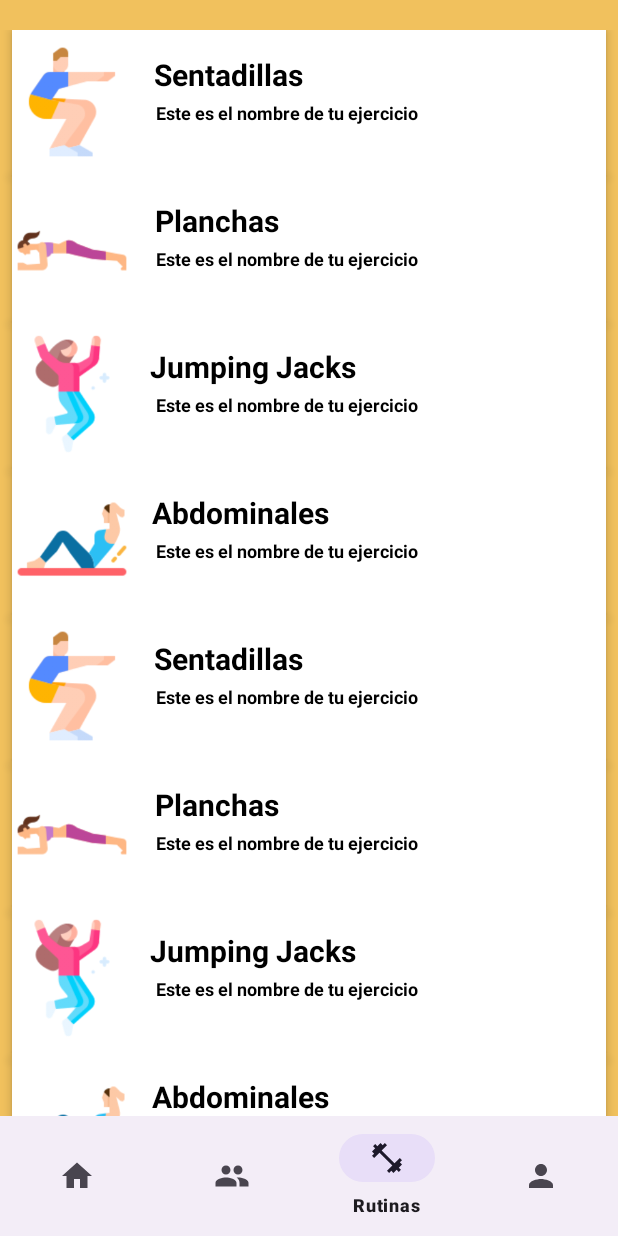
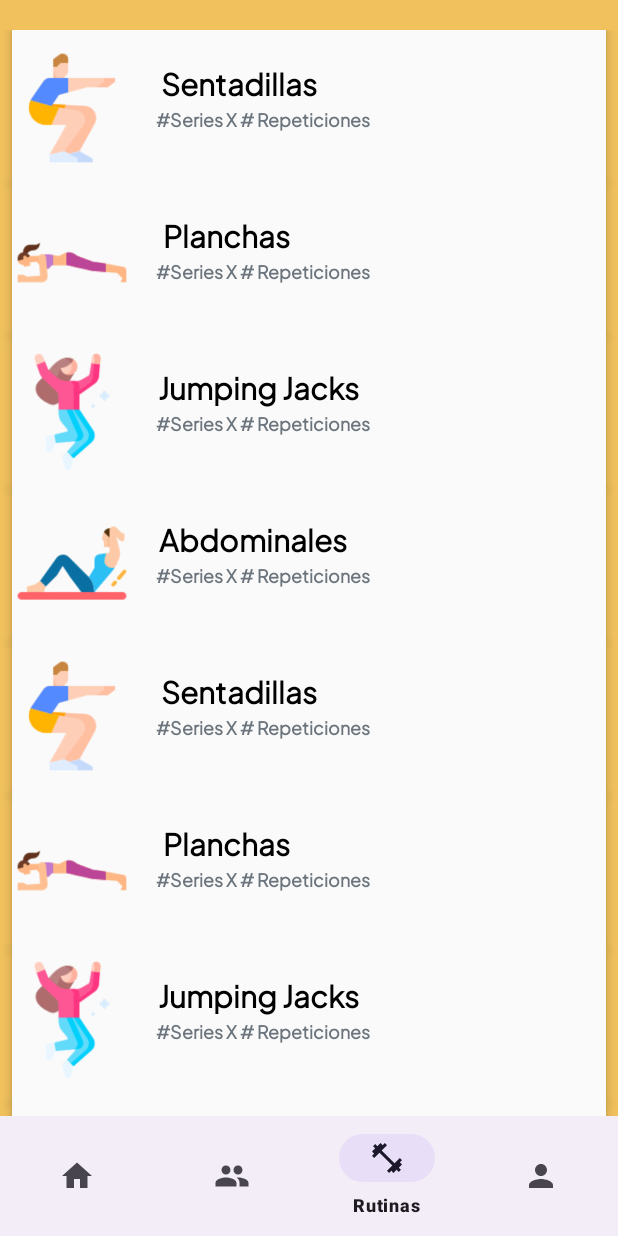
Before and after one commit to marioquintalcob/Proyecto01Equipo16, an Android app: the Home screen opened directly, with no data from a screen before it, item 3 of the bottom bar chosen, on a phone screen of 412 x 824 dp. Run offline under Robolectric (Android 15) with nearby library versions, the phone set to English and light mode, and no system bars.

Commit message:
Trabajando un poco más en el diseño, cambio de fuente, colores orgánicos y coherentes en todas las pantallas, iconos, etc.

```diff
--- a/app/src/main/java/org/bedu/proyecto01equipo16/LoginActivity.kt
+++ b/app/src/main/java/org/bedu/proyecto01equipo16/LoginActivity.kt
@@ -41,7 +41,7 @@ class LoginActivity : AppCompatActivity() {
                 Pair("n-diegotorres@hotmail.com", "1234"),
                 Pair("yaelramirezmendez@gmail.com", "1234"),
                 Pair("eguzmanh04@gmail.com", "1234"),
-                Pair("", "")
+                Pair("1", "1")
             )
 
             val emailIngresado = email.text.toString()
--- a/app/src/main/res/drawable/pink_circle_drawable.xml
+++ b/app/src/main/res/drawable/pink_circle_drawable.xml
@@ -1,6 +1,6 @@
 <?xml version="1.0" encoding="utf-8"?>
 <shape xmlns:android="http://schemas.android.com/apk/res/android"
     android:shape="oval">
-    <solid android:color="#EB5CFF" />
+    <solid android:color="#FDA55E" />
     <stroke android:color="#FFF" android:width="2dp" />
 </shape>
--- a/app/src/main/res/drawable/settings_48.xml
+++ b/app/src/main/res/drawable/settings_48.xml
@@ -1,5 +1,5 @@
-<vector android:height="48dp" android:tint="@color/orange"
+<vector android:height="32dp" android:tint="@color/orange"
     android:viewportHeight="24" android:viewportWidth="24"
-    android:width="48dp" xmlns:android="http://schemas.android.com/apk/res/android">
+    android:width="32dp" xmlns:android="http://schemas.android.com/apk/res/android">
     <path android:fillColor="@android:color/white" android:pathData="M19.14,12.94c0.04,-0.3 0.06,-0.61 0.06,-0.94c0,-0.32 -0.02,-0.64 -0.07,-0.94l2.03,-1.58c0.18,-0.14 0.23,-0.41 0.12,-0.61l-1.92,-3.32c-0.12,-0.22 -0.37,-0.29 -0.59,-0.22l-2.39,0.96c-0.5,-0.38 -1.03,-0.7 -1.62,-0.94L14.4,2.81c-0.04,-0.24 -0.24,-0.41 -0.48,-0.41h-3.84c-0.24,0 -0.43,0.17 -0.47,0.41L9.25,5.35C8.66,5.59 8.12,5.92 7.63,6.29L5.24,5.33c-0.22,-0.08 -0.47,0 -0.59,0.22L2.74,8.87C2.62,9.08 2.66,9.34 2.86,9.48l2.03,1.58C4.84,11.36 4.8,11.69 4.8,12s0.02,0.64 0.07,0.94l-2.03,1.58c-0.18,0.14 -0.23,0.41 -0.12,0.61l1.92,3.32c0.12,0.22 0.37,0.29 0.59,0.22l2.39,-0.96c0.5,0.38 1.03,0.7 1.62,0.94l0.36,2.54c0.05,0.24 0.24,0.41 0.48,0.41h3.84c0.24,0 0.44,-0.17 0.47,-0.41l0.36,-2.54c0.59,-0.24 1.13,-0.56 1.62,-0.94l2.39,0.96c0.22,0.08 0.47,0 0.59,-0.22l1.92,-3.32c0.12,-0.22 0.07,-0.47 -0.12,-0.61L19.14,12.94zM12,15.6c-1.98,0 -3.6,-1.62 -3.6,-3.6s1.62,-3.6 3.6,-3.6s3.6,1.62 3.6,3.6S13.98,15.6 12,15.6z"/>
 </vector>
--- a/app/src/main/res/layout/activity_main.xml
+++ b/app/src/main/res/layout/activity_main.xml
@@ -13,7 +13,7 @@
         android:layout_marginTop="368dp"
         android:backgroundTint="@color/orange"
         android:text="@string/botonLogin"
-        android:fontFamily="@font/sf_regular"
+        android:fontFamily="@font/jakarta_regular"
         app:layout_constraintEnd_toEndOf="parent"
         app:layout_constraintStart_toStartOf="parent"
         app:layout_constraintTop_toTopOf="parent" />
@@ -25,7 +25,7 @@
         android:layout_marginBottom="184dp"
         android:backgroundTint="@color/orange"
         android:text="@string/botonRegistro"
-        android:fontFamily="@font/sf_regular"
+        android:fontFamily="@font/jakarta_regular"
         app:layout_constraintBottom_toBottomOf="parent"
         app:layout_constraintEnd_toEndOf="parent"
         app:layout_constraintHorizontal_bias="0.487"
--- a/app/src/main/res/layout/activity_sendpass.xml
+++ b/app/src/main/res/layout/activity_sendpass.xml
@@ -24,7 +24,7 @@
         android:id="@+id/textView2"
         android:layout_width="289dp"
         android:layout_height="61dp"
-        android:fontFamily="@font/sf_regular"
+        android:fontFamily="@font/jakarta_regular"
         android:text="@string/enviado"
         android:textAlignment="center"
         android:textAppearance="@style/TextAppearance.AppCompat.Small"
@@ -40,7 +40,7 @@
         android:layout_height="wrap_content"
         android:layout_marginBottom="44dp"
         android:backgroundTint="@color/orange"
-        android:fontFamily="@font/sf_regular"
+        android:fontFamily="@font/jakarta_regular"
         android:text="@string/volver"
         app:layout_constraintBottom_toBottomOf="parent"
         app:layout_constraintEnd_toEndOf="parent"
--- a/app/src/main/res/layout/card_layout.xml
+++ b/app/src/main/res/layout/card_layout.xml
@@ -1,26 +1,25 @@
 <?xml version="1.0" encoding="utf-8"?>
 <androidx.constraintlayout.widget.ConstraintLayout xmlns:android="http://schemas.android.com/apk/res/android"
+    xmlns:app="http://schemas.android.com/apk/res-auto"
     xmlns:tools="http://schemas.android.com/tools"
     android:layout_width="match_parent"
     android:layout_height="wrap_content"
-xmlns:app="http://schemas.android.com/apk/res-auto"
-android:paddingTop="8dp"
     android:layout_marginHorizontal="8dp"
-android:background="@color/white"
+    android:background="#FAFAFA"
     android:elevation="4dp"
-android:foreground="?android:attr/selectableItemBackground">
+    android:foreground="?android:attr/selectableItemBackground"
+    android:paddingTop="12dp">
 
     <com.google.android.material.imageview.ShapeableImageView
         android:id="@+id/title_image"
         android:layout_width="80dp"
         android:layout_height="80dp"
+        android:layout_marginEnd="32dp"
         android:adjustViewBounds="true"
         android:scaleType="centerCrop"
+        android:src="@drawable/a"
         app:layout_constraintStart_toStartOf="parent"
-    android:src="@drawable/a"
-    android:layout_marginEnd="32dp"
-    app:layout_constraintTop_toTopOf="parent"
-    />
+        app:layout_constraintTop_toTopOf="parent" />
 
 
     <TextView
@@ -29,8 +28,11 @@ android:foreground="?android:attr/selectableItemBackground">
         android:layout_height="wrap_content"
         android:layout_alignParentTop="true"
         android:layout_marginTop="8dp"
+        android:layout_marginStart="8dp"
+        android:layout_marginEnd="32dp"
         android:layout_toEndOf="@+id/title_image"
-        android:text="Diego"
+        android:fontFamily="@font/jakarta_regular"
+        android:text="Nombre ejercicio"
         android:textColor="@color/black"
         android:textSize="20dp"
         android:textStyle="bold"
@@ -45,8 +47,9 @@ android:foreground="?android:attr/selectableItemBackground">
         android:layout_height="wrap_content"
         android:layout_marginStart="16dp"
         android:layout_marginEnd="32dp"
-        android:text="Este es el nombre de tu ejercicio"
-        android:textColor="@color/black"
+        android:fontFamily="@font/jakarta_regular"
+        android:text="#Series X # Repeticiones"
+        android:textColor="#6c757d"
         android:textSize="12dp"
         android:textStyle="bold"
         app:layout_constraintBottom_toBottomOf="parent"
@@ -61,7 +64,7 @@ android:foreground="?android:attr/selectableItemBackground">
         android:layout_height="1dp"
         android:layout_margin="8dp"
         app:layout_constraintStart_toStartOf="parent"
-    app:layout_constraintTop_toBottomOf="@id/title_image"/>
+        app:layout_constraintTop_toBottomOf="@id/title_image" />
 
 
 </androidx.constraintlayout.widget.ConstraintLayout>
--- a/app/src/main/res/menu/bottom_nav.xml
+++ b/app/src/main/res/menu/bottom_nav.xml
@@ -3,10 +3,12 @@
 
     <item android:title="Inicio"
         android:id="@+id/home"
+        android:fontFamily="@font/jakarta_regular"
         android:icon="@drawable/baseline_home_24"
         />
     <item android:title="Comunidad"
         android:id="@+id/comunidad"
+        android:fontFamily="@font/jakarta_regular"
         android:icon="@drawable/baseline_people_24"
         />
     <item
```
Also changed, not shown: app/src/main/res/drawable/ic_muscle.xml (+4 -4 lines), app/src/main/res/layout/activity_login.xml (+6 -6 lines), app/src/main/res/layout/fragment_home.xml (+54 -22 lines), app/src/main/res/drawable/heart.png (added), app/src/main/res/font/jakarta_bold.ttf (added), app/src/main/res/font/jakarta_regular.ttf (added), 1 other file. Lines whose indentation alone changed are shown as unchanged.
